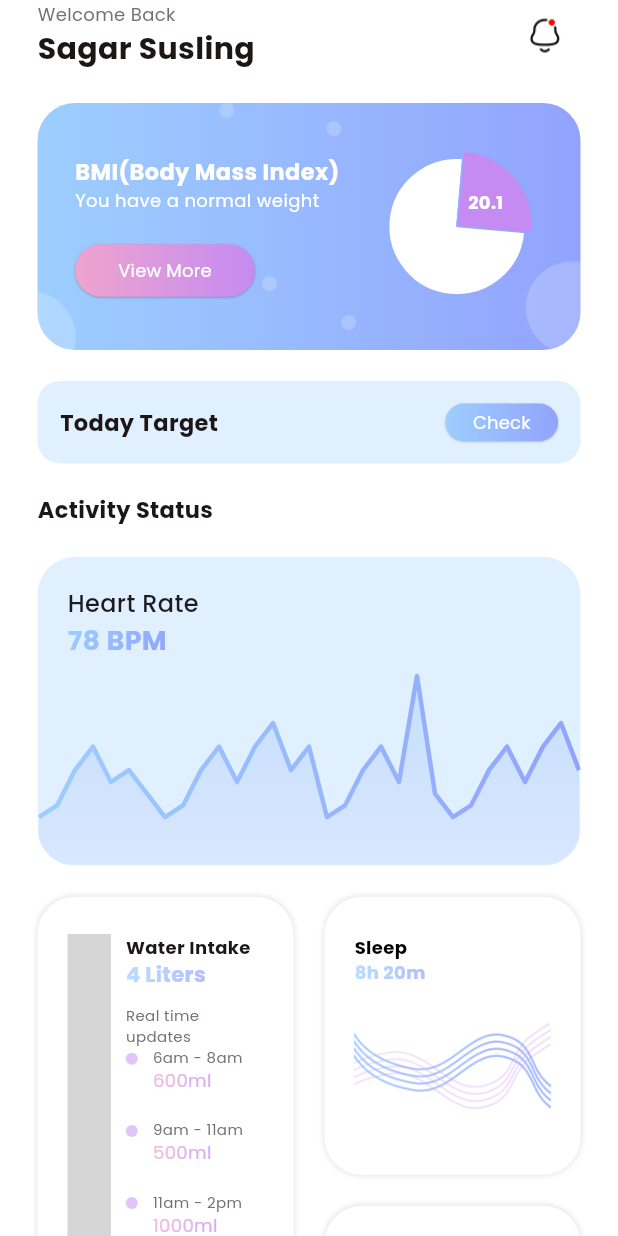
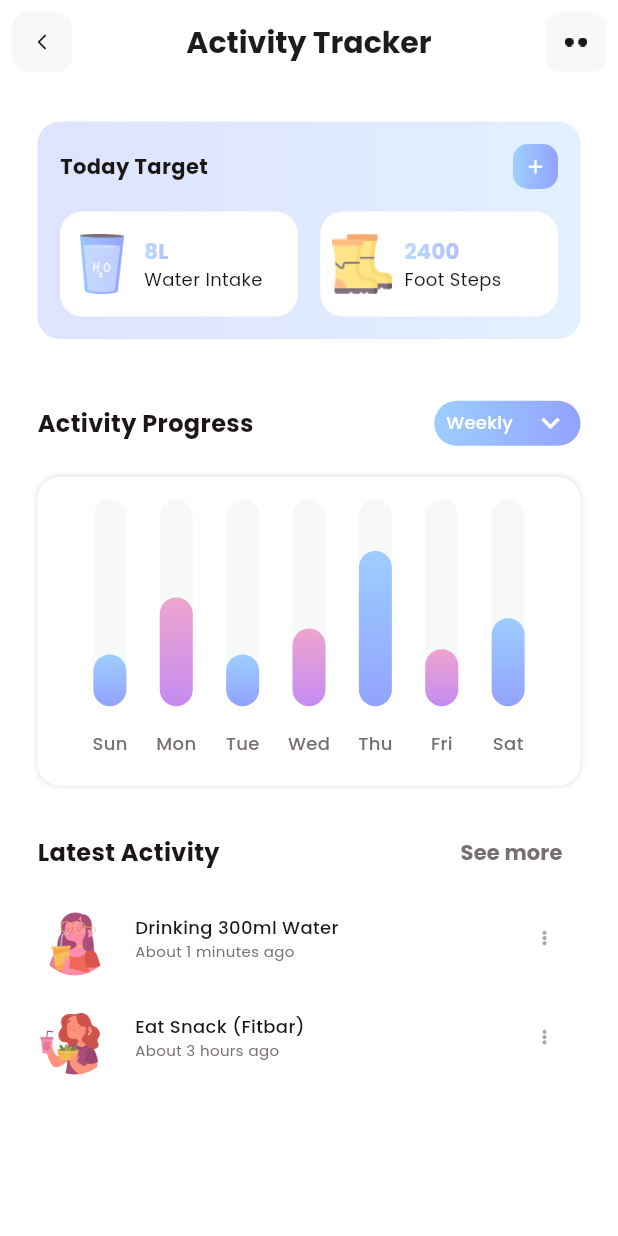
Before and after one commit to Kamoe7/fitness_tracker_app, a Flutter app: the HomeView screen opened directly, after a tap on "Check", on a phone screen of 412 x 824 dp. Run offline on Flutter 3.47's test engine with Material 3 defaults, Android fonts, the phone set to English and light mode, and no system bars; drawn by our look-alikes of fl_chart; our stand-ins replace animated_toggle_switch, carousel_slider, simple_circular_progress_bar, supabase_flutter; missing offline and left inert: dotted_dashed_line, simple_animation_progress_bar; accounts and stored records are empty; grey boxes are pictures that could not be loaded.

Commit message:
adding the activity tracker

```diff
--- /dev/null
+++ b/lib/common_widget/latest_activity_row.dart
@@ -0,0 +1,52 @@
+import 'package:flutter/material.dart';
+
+import '../common/color_extension.dart';
+
+class LatestActivityRow extends StatelessWidget {
+  final Map wObj;
+  const LatestActivityRow({super.key,required this.wObj});
+
+  @override
+  Widget build(BuildContext context) {
+    return Container(
+      margin: EdgeInsets.symmetric(vertical: 8),
+
+      child: Row(
+        children: [
+          ClipRRect(
+            borderRadius: BorderRadius.circular(30),
+            child: Image.asset(wObj["image"].toString(),
+            width: 50,
+            height: 50,
+            fit: BoxFit.cover,
+            ),
+          ),
+          SizedBox(width: 15,),
+          Expanded(child: Column(
+            crossAxisAlignment: CrossAxisAlignment.start,
+            children: [
+              Text(wObj['title'].toString(),
+                style:
+                TextStyle(
+                  color: TColor.black,
+                  fontSize: 12,
+                  fontWeight: FontWeight.w500
+                ),),
+              Text(wObj['time'].toString(),
+              style: TextStyle(
+                color: TColor.gray,
+                fontSize: 10
+              ),)
+
+          ],)),
+          IconButton(onPressed: (){}, icon: Image.asset("assets/img/sub_menu.png",
+          width: 12,
+          height: 12,
+          fit: BoxFit.contain,))
+
+
+        ],
+      ),
+    );
+  }
+}
--- /dev/null
+++ b/lib/common_widget/today_target_cell.dart
@@ -0,0 +1,51 @@
+import 'package:flutter/material.dart';
+
+import '../common/color_extension.dart';
+
+class TodayTargetCell extends StatelessWidget {
+  final String icon;
+  final String value;
+  final String title;
+  const TodayTargetCell({super.key,required this.icon,required this.value, required this.title});
+
+  @override
+  Widget build(BuildContext context) {
+    return Container(
+      height: 70,
+      padding: EdgeInsets.all(8),
+      decoration: BoxDecoration(
+        color: TColor.white,
+        borderRadius: BorderRadius.circular(15)
+      ),
+      child: Row(
+        children: [
+          Image.asset(icon,height: 40,width: 40,fit: BoxFit.contain,),
+          SizedBox(width: 8,),
+          Expanded(child: Column(
+            mainAxisAlignment: MainAxisAlignment.center,
+            crossAxisAlignment: CrossAxisAlignment.start,
+            children: [
+              ShaderMask(
+                blendMode:BlendMode.srcIn,
+                  shaderCallback: (bounds){
+                return LinearGradient(colors: TColor.primaryG,
+                begin: Alignment.centerLeft,
+                  end: Alignment.centerRight
+                ).createShader(Rect.fromLTRB(0, 0, bounds.width, bounds.height));
+              },
+                child: Text(value,
+                style: TextStyle(
+                  color: TColor.white.withOpacity(0.7),
+                  fontWeight: FontWeight.w700,
+                  fontSize: 14
+                ),),
+              ),
+              Text(title,style: TextStyle(color: TColor.black,fontSize: 12),)
+            ],
+          ))
+
+      ],
+      ),
+    );
+  }
+}
--- a/lib/main.dart
+++ b/lib/main.dart
@@ -1,4 +1,6 @@
 import 'package:fitness_tracker/common/color_extension.dart';
+import 'package:fitness_tracker/view/home/home_view.dart';
+import 'package:fitness_tracker/view/home/notification_view.dart';
 import 'package:fitness_tracker/view/on_boarding/started_view.dart';
 import 'package:flutter/material.dart';
 import 'package:supabase_flutter/supabase_flutter.dart';
--- /dev/null
+++ b/lib/view/home/activity_tracker_view.dart
@@ -0,0 +1,416 @@
+import 'package:fitness_tracker/common/color_extension.dart';
+import 'package:fitness_tracker/common_widget/latest_activity_row.dart';
+import 'package:fitness_tracker/common_widget/today_target_cell.dart';
+import 'package:fl_chart/fl_chart.dart';
+import 'package:flutter/material.dart';
+
+class ActivityTrackerView extends StatefulWidget {
+  const ActivityTrackerView({super.key});
+
+  @override
+  State<ActivityTrackerView> createState() => _ActivityTrackerViewState();
+}
+
+class _ActivityTrackerViewState extends State<ActivityTrackerView> {
+  int touchedIndex=-1;
+
+  List latestArr=[
+    {
+      "image": "assets/img/pic_4.png",
+      "title": "Drinking 300ml Water",
+      "time": "About 1 minutes ago"
+    },
+    {
+      "image": "assets/img/pic_5.png",
+      "title": "Eat Snack (Fitbar)",
+      "time": "About 3 hours ago"
+    }
+  ];
+
+  @override
+  Widget build(BuildContext context) {
+    var media=MediaQuery.of(context).size;
+    return Scaffold(
+      appBar:AppBar(
+        backgroundColor: TColor.white,
+        centerTitle: true,
+        elevation: 0,
+        leading: InkWell(
+          onTap: (){
+            Navigator.pop(context);
+          },
+          child: Container(
+            margin: EdgeInsets.all(8),
+            height: 40,
+            width: 40,
+            alignment: Alignment.center,
+            decoration: BoxDecoration(
+              color: TColor.lightGray,
+              borderRadius: BorderRadius.circular(10),
+            ),
+            child: Image.asset("assets/img/back_btn.png",width: 15,height: 15,fit: BoxFit.contain,),
+
+          ),
+        ),
+
+
+        title: Text("Activity Tracker",style: TextStyle(fontWeight: FontWeight.bold,fontSize: 20),),
+        actions: [
+          InkWell(
+            onTap: (){},
+            child: Container(
+              margin: EdgeInsets.all(8),
+              height: 40,
+              width: 40,
+              alignment: Alignment.center,
+              decoration: BoxDecoration(
+                color: TColor.lightGray,
+                borderRadius: BorderRadius.circular(10),
+              ),
+              child: Image.asset("assets/img/more_btn.png",width: 15,height: 15,fit: BoxFit.contain,),
+            ),
+          )
+        ],
+      ),
+      backgroundColor: TColor.white,
+      body: SingleChildScrollView(
+
+        child: Container(
+          padding:EdgeInsets.symmetric(horizontal: 25,vertical: 25),
+          child: Column(
+            children: [
+              Container(
+                padding: EdgeInsets.symmetric(vertical: 15,horizontal: 15),
+                decoration: BoxDecoration(
+                  gradient: LinearGradient(colors:[
+                    TColor.primaryColor1.withOpacity(0.3),
+                    TColor.primaryColor2.withOpacity(0.3)
+                  ]),
+                  borderRadius: BorderRadius.circular(15)
+                ),
+                child: Column(
+                  children: [
+                  Row(
+                    mainAxisAlignment: MainAxisAlignment.spaceBetween,
+                    children: [
+                      Text("Today Target",style: TextStyle(
+                        color: TColor.black,
+                        fontSize: 14,
+                        fontWeight: FontWeight.w700
+                      ),),
+                      SizedBox(width: 30,
+                      height: 30,
+                      child: Container(
+                        decoration: BoxDecoration(
+                          gradient: LinearGradient(colors: TColor.primaryG),
+                          borderRadius: BorderRadius.circular(10)
+                        ),
+                        child: MaterialButton(onPressed: (){},
+                        padding: EdgeInsets.zero,
+                        height: 30,
+                          shape: RoundedRectangleBorder(
+                            borderRadius: BorderRadius.circular(25)
+                          ),
+                          textColor: TColor.primaryColor1,
+                          minWidth: double.maxFinite,
+                          elevation: 0,
+                          color: Colors.transparent,
+                          child: Icon(Icons.add,color: Colors.white,size: 15,),
+                        ),
+
+                      ),)
+                    ],
+                  ),
+                    SizedBox(height: 15,),
+                    Row(
+                      children: [
+                        Expanded(child: TodayTargetCell(icon: "assets/img/glass.png", value: "8L", title: "Water Intake")),
+                        SizedBox(width: 15,),
+                        Expanded(child: TodayTargetCell(icon: "assets/img/boots.png", value: "2400", title: "Foot Steps"))
+                      ],
+                    )
+
+                  ]
+                ),
+              ),
+              SizedBox(height: media.width*0.1,),
+              Row(
+                mainAxisAlignment: MainAxisAlignment.spaceBetween,
+                children: [
+                  Text("Activity Progress",style: TextStyle(
+                    color: TColor.black,
+                    fontSize: 16,
+                    fontWeight: FontWeight.w700
+                  ),),
+                  Container(
+                    height: 30,
+                    padding: EdgeInsets.symmetric(horizontal: 8),
+                    decoration: BoxDecoration(
+                      gradient: LinearGradient(colors: TColor.primaryG),
+                      borderRadius: BorderRadius.circular(15)
+                    ),
+                    child: DropdownButtonHideUnderline(
+                        child: DropdownButton(
+                            items: ['Weekly','Monthly']
+                                .map((name)=>DropdownMenuItem(
+                                value: name,
+                                child:Text(
+                                  name,
+                                  style: TextStyle(color: TColor.gray,fontSize: 14),
+                                ))).toList(),
+                          onChanged: (value){},
+                          icon: Icon(Icons.expand_more,color: TColor.white,),
+                          hint: Text("Weekly",textAlign: TextAlign.center,
+                          style: TextStyle(color: TColor.white,fontSize: 12),),
+                        )
+                    ),
+                  )
+                ],
+              ),
+
+              SizedBox(height: media.width*0.05,),
+              Container(
+                height: media.width*0.5,
+                padding: EdgeInsets.symmetric(vertical: 15,horizontal: 15),
+                decoration: BoxDecoration(
+                  color: TColor.white,
+                  borderRadius: BorderRadius.circular(15),
+                  boxShadow: [
+                    BoxShadow(color: Colors.black12,blurRadius: 3)
+                  ]
+                ),
+                child: BarChart(
+                  BarChartData(
+                  barTouchData: BarTouchData(
+                  touchTooltipData: BarTouchTooltipData(
+                  tooltipBgColor: Colors.grey,
+        tooltipHorizontalAlignment: FLHorizontalAlignment.right,
+        tooltipMargin: 10,
+        getTooltipItem: (group, groupIndex, rod, rodIndex) {
+          String weekDay;
+          switch (group.x) {
+            case 0:
+              weekDay = 'Monday';
+              break;
+            case 1:
+              weekDay = 'Tuesday';
+              break;
+            case 2:
+              weekDay = 'Wednesday';
+              break;
+            case 3:
+              weekDay = 'Thursday';
+              break;
+            case 4:
+              weekDay = 'Friday';
+              break;
+            case 5:
+              weekDay = 'Saturday';
+              break;
+            case 6:
+              weekDay = 'Sunday';
+              break;
+            default:
+              throw Error();
+          }
+          return BarTooltipItem(
+            '$weekDay\n',
+            const TextStyle(
+              color: Colors.white,
+              fontWeight: FontWeight.bold,
+              fontSize: 18,
+            ),
+            children: <TextSpan>[
+              TextSpan(
+                text: (rod.toY - 1).toString(),
+                style: const TextStyle(
+                  color: Colors.white, //widget.touchedBarColor,
+                  fontSize: 16,
+                  fontWeight: FontWeight.w500,
+                ),
+              ),
+            ],
+          );
+        },
+      ),
+      touchCallback: (FlTouchEvent event, barTouchResponse) {
+        setState(() {
+          if (!event.isInterestedForInteractions ||
+              barTouchResponse == null ||
+              barTouchResponse.spot == null) {
+            touchedIndex = -1;
+            return;
+          }
+          touchedIndex = barTouchResponse.spot!.touchedBarGroupIndex;
+        });
+      },
+    ),
+    titlesData: FlTitlesData(
+    show: true,
+    rightTitles: const AxisTitles(
+    sideTitles: SideTitles(showTitles: false),
+    ),
+    topTitles: const AxisTitles(
+    sideTitles: SideTitles(showTitles: false),
+    ),
+    bottomTitles: AxisTitles(
+    sideTitles: SideTitles(
+    showTitles: true,
+    getTitlesWidget: getTitles,
+    reservedSize: 38,
+    ),
+    ),
+    leftTitles: const AxisTitles(
+    sideTitles: SideTitles(
+    showTitles: false,
+    ),
+    ),
+    ),
+    borderData: FlBorderData(
+    show: false,
+    ),
+    barGroups: showingGroups(),
+    gridData: const FlGridData(show: false),
+    ),
+
+                ),
+              ),
+SizedBox(height: media.width*0.05,),
+              Row(
+                mainAxisAlignment: MainAxisAlignment.spaceBetween,
+                children: [
+                  Text("Latest Activity",
+                  style: TextStyle(
+                    color: TColor.black,
+                    fontSize: 16,
+                    fontWeight: FontWeight.w700
+                  ),
+                  ),
+                  TextButton(onPressed: (){}, child: Text("See more",
+                  style: TextStyle(
+                    color: TColor.gray,
+                    fontWeight: FontWeight.w700,
+                    fontSize: 14
+                  ),
+                  ))
+
+                ],
+              ),
+              ListView.builder(
+                padding: EdgeInsets.zero,
+                  physics: NeverScrollableScrollPhysics(),
+                  shrinkWrap: true,
+                  itemCount: latestArr.length,
+                  itemBuilder: (context,index){
+                    var wObj=latestArr[index] as Map? ?? {};
+                    return LatestActivityRow(wObj: wObj);
+                  }),
+              SizedBox(
+                height: media.width*0.1,
+              )
+
+
+            ],
+          ),
+
+
+
+        ),
+      ),
+
+
+
+    );
+  }
+  Widget getTitles(double value, TitleMeta meta) {
+    var style = TextStyle(
+      color: TColor.gray,
+      fontWeight: FontWeight.w500,
+      fontSize: 12,
+    );
+    Widget text;
+    switch (value.toInt()) {
+      case 0:
+        text =  Text('Sun', style: style);
+        break;
+      case 1:
+        text =  Text('Mon', style: style);
+        break;
+      case 2:
+        text =  Text('Tue', style: style);
+        break;
+      case 3:
+        text =  Text('Wed', style: style);
+        break;
+      case 4:
+        text =  Text('Thu', style: style);
+        break;
+      case 5:
+        text =  Text('Fri', style: style);
+        break;
+      case 6:
+        text =  Text('Sat', style: style);
+        break;
+      default:
+        text =  Text('', style: style);
+        break;
+    }
+    return SideTitleWidget(
+      axisSide: meta.axisSide,
+      space: 16,
+      child: text,
+    );
+  }
+  List<BarChartGroupData> showingGroups() => List.generate(7, (i) {
+    switch (i) {
+      case 0:
+        return makeGroupData(0, 5, TColor.primaryG , isTouched: i == touchedIndex);
+      case 1:
+        return makeGroupData(1, 10.5, TColor.secondaryG, isTouched: i == touchedIndex);
+      case 2:
+        return makeGroupData(2, 5, TColor.primaryG , isTouched: i == touchedIndex);
+      case 3:
+        return makeGroupData(3, 7.5, TColor.secondaryG, isTouched: i == touchedIndex);
+      case 4:
+        return makeGroupData(4, 15, TColor.primaryG , isTouched: i == touchedIndex);
+      case 5:
+        return makeGroupData(5, 5.5, TColor.secondaryG, isTouched: i == touchedIndex);
+      case 6:
+        return makeGroupData(6, 8.5, TColor.primaryG , isTouched: i == touchedIndex);
+      default:
+        return throw Error();
+    }
+  });
+
+  BarChartGroupData makeGroupData(
+      int x,
+      double y,
+      List<Color> barColor,
+      {
+        bool isTouched = false,
+
+        double width = 22,
+        List<int> showTooltips = const [],
+      }) {
+
+    return BarChartGroupData(
+      x: x,
+      barRods: [
+        BarChartRodData(
+          toY: isTouched ? y + 1 : y,
+          gradient: LinearGradient(colors: barColor, begin: Alignment.topCenter, end: Alignment.bottomCenter ),
+          width: width,
+          borderSide: isTouched
+              ? const BorderSide(color: Colors.green)
+              : const BorderSide(color: Colors.white, width: 0),
+          backDrawRodData: BackgroundBarChartRodData(
+            show: true,
+            toY: 20,
+            color: TColor.lightGray,
+          ),
+        ),
+      ],
+      showingTooltipIndicators: showTooltips,
+    );
+  }
+}
--- a/lib/view/home/home_view.dart
+++ b/lib/view/home/home_view.dart
@@ -1,6 +1,8 @@
 import 'package:dotted_dashed_line/dotted_dashed_line.dart';
 import 'package:fitness_tracker/common_widget/round_gradient_button.dart';
 import 'package:fitness_tracker/common_widget/workout_view.dart';
+import 'package:fitness_tracker/view/home/activity_tracker_view.dart';
+import 'package:fitness_tracker/view/home/notification_view.dart';
 import 'package:fl_chart/fl_chart.dart';
 import 'package:flutter/material.dart';
 import 'package:simple_animation_progress_bar/simple_animation_progress_bar.dart';
@@ -126,7 +128,9 @@ class _HomeViewState extends State<HomeView> {
                     Text("Sagar Susling",style: TextStyle(color: TColor.black,fontSize: 20,fontWeight: FontWeight.w700),)
                   ],
                 ),
-                IconButton(onPressed: (){}, icon: Image.asset("assets/img/Notification-Icon.png",height: 25,width: 25,fit: BoxFit.fitHeight,))
+                IconButton(onPressed: (){
+                  Navigator.push(context, MaterialPageRoute(builder: (context)=>NotificationView()));
+                }, icon: Image.asset("assets/img/Notification-Icon.png",height: 25,width: 25,fit: BoxFit.fitHeight,))
               ],
             ),
             SizedBox(height: media.width*0.05,),
@@ -207,7 +211,9 @@ class _HomeViewState extends State<HomeView> {
                   SizedBox(
                     height: 25,
                     width: 75,
-                    child: RoundGradientButton(title: "Check", onPressed: (){},fontWeight: FontWeight.w400,fontSize: 12,type: RoundButtonType.bgGradient,),
+                    child: RoundGradientButton(title: "Check", onPressed: (){
+                      Navigator.push(context,MaterialPageRoute(builder:(context)=>ActivityTrackerView()) );
+                    },fontWeight: FontWeight.w400,fontSize: 12,type: RoundButtonType.bgGradient,),
                   )
                 ],
 
```
Also changed, not shown: lib/auth/auth_gate.dart (+6 -1 lines), lib/common_widget/notification_view_list.dart (added, +39 -0 lines), lib/view/home/notification_view.dart (added, +83 -0 lines), lib/view/login/loginView.dart (+14 -0 lines), assets/img/back_btn.png (added), assets/img/boots.png (added), assets/img/glass.png (added), assets/img/more_btn.png (added), assets/img/pic_4.png (added), assets/img/pic_5.png (added), assets/img/sub_menu.png (added), assets/img/workout_1.png (added), assets/img/workout_2.png (added), assets/img/workout_3.png (added), 1 more files.
